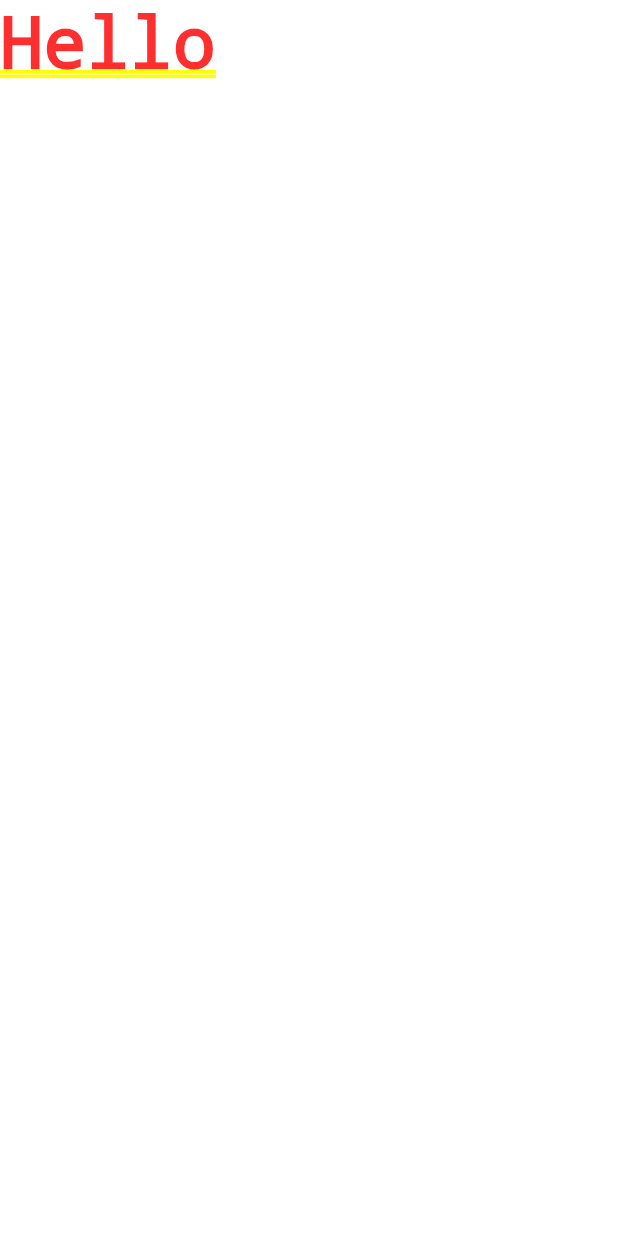
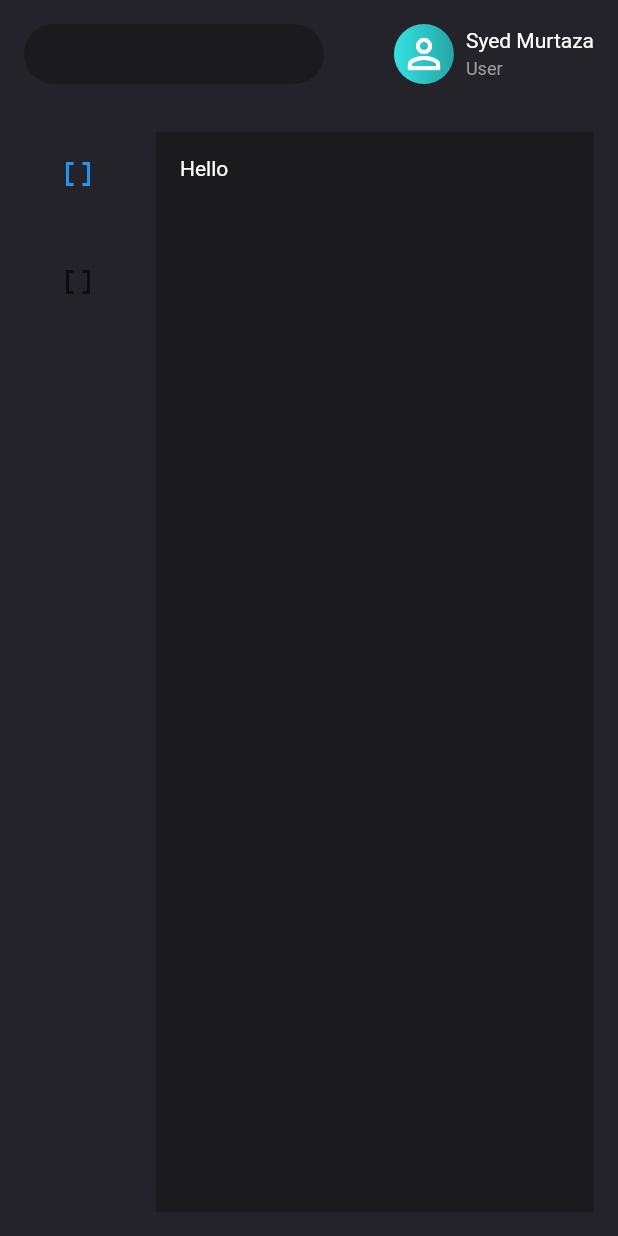
Before and after one commit to syedmurtaza108/flutter-postman, a Flutter app: the screen it shows after launch, on a phone screen of 412 x 824 dp. Run offline on Flutter 3.47's test engine with Material 2 defaults, Android fonts, the phone set to English and light mode, and no system bars.

Commit message:
ui started

```diff
--- a/lib/ui/app.dart
+++ b/lib/app/app.dart
@@ -1,10 +1,13 @@
 import 'package:flutter/material.dart';
+import 'package:flutter_postman/app/screens/home/home.dart';
 
 class MyApp extends StatelessWidget {
   const MyApp({super.key});
 
   @override
   Widget build(BuildContext context) {
-    return MaterialApp(home: const Text('Hello'));
+    return const MaterialApp(
+      home: HomePage(),
+    );
   }
 }
--- /dev/null
+++ b/lib/app/screens/home/home.dart
@@ -0,0 +1 @@
+export './view/home_page.dart';
--- /dev/null
+++ b/lib/app/screens/home/view/home_page.dart
@@ -0,0 +1,57 @@
+import 'package:flutter/material.dart';
+import 'package:flutter_postman/app/utils/utils.dart';
+
+part './search_field.dart';
+part './top_widget.dart';
+
+class HomePage extends StatefulWidget {
+  const HomePage({super.key});
+
+  @override
+  State<HomePage> createState() => _HomePageState();
+}
+
+class _HomePageState extends State<HomePage> {
+  @override
+  Widget build(BuildContext context) {
+    return Scaffold(
+      backgroundColor: AppColors.black300,
+      body: Column(
+        children: [
+          const _TopWidget(),
+          Expanded(
+            child: Row(
+              children: [
+                16.width,
+                NavigationRail(
+                  backgroundColor: AppColors.black300,
+                  destinations: [
+                    NavigationRailDestination(
+                      icon: const Icon(Icons.data_array),
+                      label: 'Home'.body1,
+                    ),
+                    NavigationRailDestination(
+                      icon: const Icon(Icons.data_array),
+                      label: 'Home'.body1,
+                    ),
+                  ],
+                  selectedIndex: 0,
+                ),
+                Expanded(
+                  child: Container(
+                    color: AppColors.black400,
+                    width: double.maxFinite,
+                    height: double.maxFinite,
+                    margin: 16.padding,
+                    padding: 16.padding,
+                    child: 'Hello'.body1,
+                  ),
+                ),
+              ],
+            ),
+          )
+        ],
+      ),
+    );
+  }
+}
--- /dev/null
+++ b/lib/app/screens/home/view/search_field.dart
@@ -0,0 +1,28 @@
+part of './home_page.dart';
+
+class _SearchField extends StatelessWidget {
+  const _SearchField();
+
+  @override
+  Widget build(BuildContext context) {
+    final border = OutlineInputBorder(
+      borderSide: const BorderSide(color: Colors.transparent),
+      borderRadius: BorderRadius.circular(24),
+    );
+    return SizedBox(
+      height: 40,
+      child: TextField(
+        style: const TextStyle(fontSize: 14, color: Colors.white),
+        cursorColor: Colors.white,
+        decoration: InputDecoration(
+          fillColor: AppColors.black400,
+          filled: true,
+          enabledBorder: border,
+          focusedBorder: border,
+          border: border,
+          disabledBorder: border,
+        ),
+      ),
+    );
+  }
+}
--- /dev/null
+++ b/lib/app/screens/home/view/top_widget.dart
@@ -0,0 +1,51 @@
+part of './home_page.dart';
+
+class _TopWidget extends StatelessWidget {
+  const _TopWidget();
+
+  @override
+  Widget build(BuildContext context) {
+    return Padding(
+      padding: const EdgeInsets.all(16),
+      child: Row(
+        children: [
+          const SizedBox(width: 200, child: _SearchField()),
+          16.width,
+          Expanded(
+            child: Row(
+              mainAxisAlignment: MainAxisAlignment.end,
+              children: [
+                Container(
+                  padding: 4.padding,
+                  decoration: BoxDecoration(
+                    gradient: const LinearGradient(
+                      colors: [
+                        AppColors.blue200,
+                        AppColors.blue400,
+                      ],
+                    ),
+                    borderRadius: BorderRadius.circular(24),
+                  ),
+                  child: const Icon(
+                    Icons.person_outline,
+                    size: 32,
+                    color: Colors.white,
+                  ),
+                ),
+                8.width,
+                Column(
+                  crossAxisAlignment: CrossAxisAlignment.start,
+                  children: [
+                    'Syed Murtaza'.body1,
+                    4.height,
+                    'User'.body2,
+                  ],
+                ),
+              ],
+            ),
+          ),
+        ],
+      ),
+    );
+  }
+}
--- /dev/null
+++ b/lib/app/utils/colors.dart
@@ -0,0 +1,10 @@
+import 'package:flutter/material.dart';
+
+class AppColors {
+  AppColors._();
+
+  static const black300 = Color(0xff24232a);
+  static const black400 = Color(0xff1b1a1d);
+  static const blue200 = Color(0xff34e1e2);
+  static const blue400 = Color(0xff26a5a6);
+}
--- /dev/null
+++ b/lib/app/utils/num_extensions.dart
@@ -0,0 +1,7 @@
+import 'package:flutter/material.dart';
+
+extension NumX on num {
+  SizedBox get width => SizedBox(width: toDouble());
+  SizedBox get height => SizedBox(height: toDouble());
+  EdgeInsets get padding => EdgeInsets.all(toDouble());
+}
--- /dev/null
+++ b/lib/app/utils/string_extensions.dart
@@ -0,0 +1,13 @@
+import 'package:flutter/material.dart';
+
+extension StringX on String {
+  Text get body1 => Text(
+        this,
+        style: const TextStyle(fontSize: 14, color: Colors.white),
+      );
+
+  Text get body2 => Text(
+        this,
+        style: const TextStyle(fontSize: 12, color: Colors.grey),
+      );
+}
--- /dev/null
+++ b/lib/app/utils/utils.dart
@@ -0,0 +1,3 @@
+export './colors.dart';
+export './num_extensions.dart';
+export './string_extensions.dart';
--- a/lib/main.dart
+++ b/lib/main.dart
@@ -1,5 +1,5 @@
 import 'package:flutter/material.dart';
-import 'package:flutter_postman/ui/app.dart';
+import 'package:flutter_postman/app/app.dart';
 
 void main() {
   runApp(const MyApp());
--- a/pubspec.yaml
+++ b/pubspec.yaml
@@ -11,6 +11,7 @@ environment:
 dependencies:
   flutter:
     sdk: flutter
+  flutter_bloc: ^8.0.1
 
 dev_dependencies:
   flutter_test:
```
Also changed, not shown: pubspec.lock.
